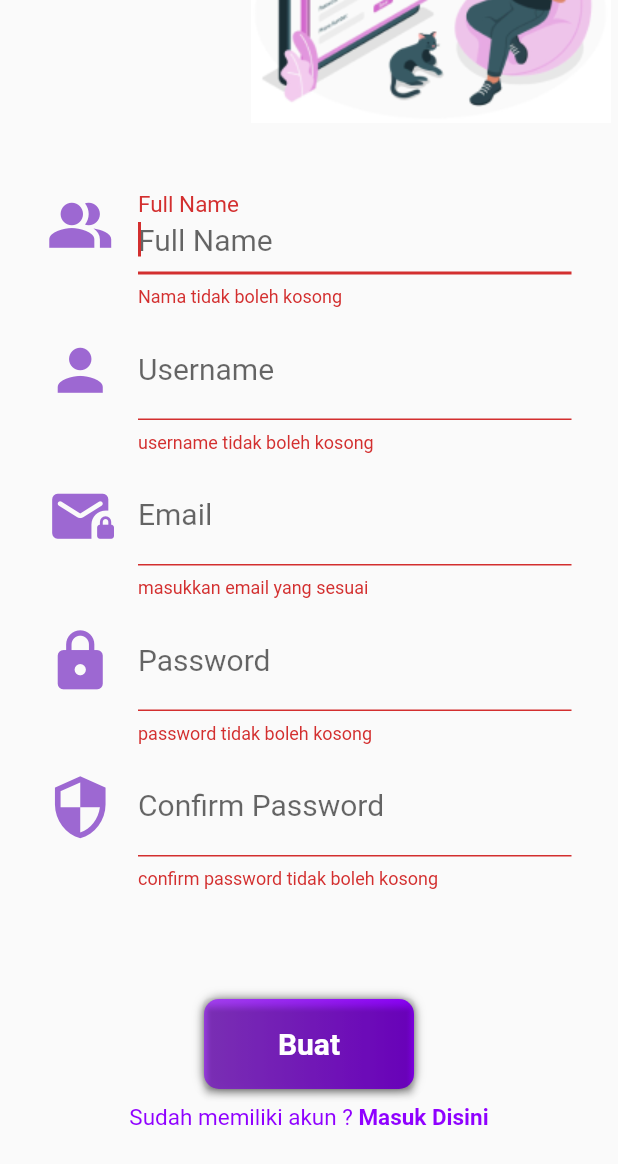
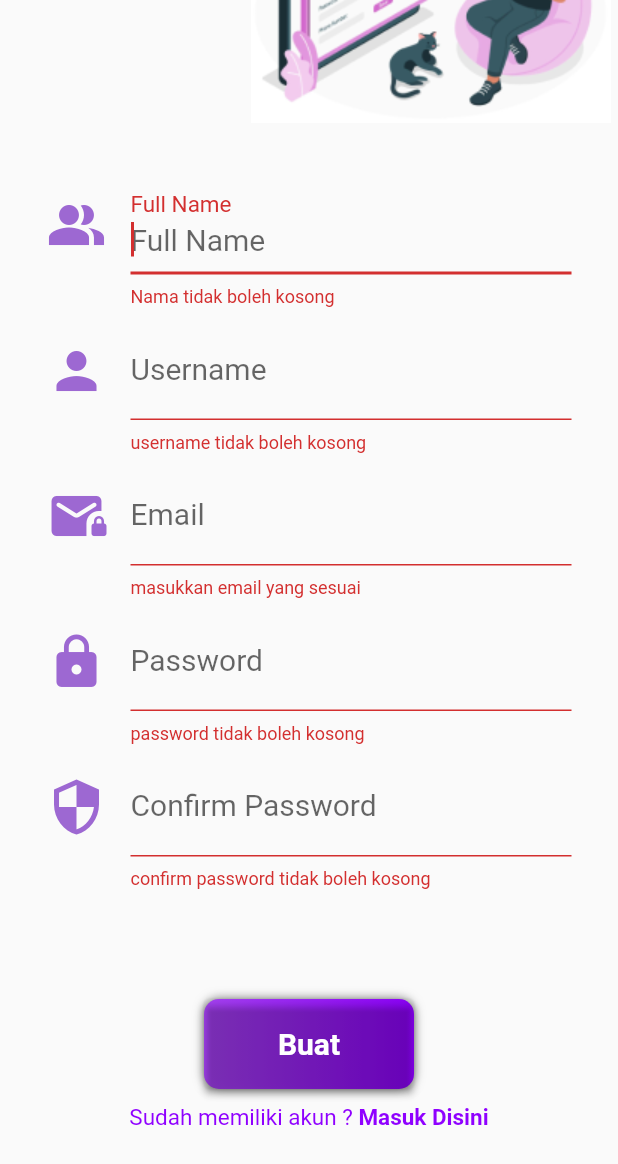
Before and after one commit to tfnyyy23/Nyuci-in, a Flutter app: the RegisterPage screen opened directly, scrolled down 262 dp, after a tap on "Buat", on a phone screen of 412 x 824 dp. Shown: the top 1164 px of the screen. Run offline on Flutter 3.47's test engine with Material 2 defaults, Android fonts, the phone set to English and light mode, and no system bars.

Commit message:
progress 3

```diff
--- a/lib/register.dart
+++ b/lib/register.dart
@@ -57,7 +57,7 @@ class _RegisterPageState extends State<RegisterPage> {
                             icon: Icon(
                               Icons.people_alt,
                               color: Color.fromRGBO(157, 104, 210, 1),
-                              size: 45,
+                              size: 40,
                             ),
                           ),
                           style: TextStyle(fontSize: 20),
@@ -87,7 +87,7 @@ class _RegisterPageState extends State<RegisterPage> {
                             icon: Icon(
                               Icons.person,
                               color: Color.fromRGBO(157, 104, 210, 1),
-                              size: 45,
+                              size: 40,
                             ),
                           ),
                           style: TextStyle(fontSize: 20),
@@ -118,7 +118,7 @@ class _RegisterPageState extends State<RegisterPage> {
                             icon: Icon(
                               Icons.mail_lock_rounded,
                               color: Color.fromRGBO(157, 104, 210, 1),
-                              size: 45,
+                              size: 40,
                             ),
                           ),
                           style: TextStyle(fontSize: 20),
@@ -152,7 +152,7 @@ class _RegisterPageState extends State<RegisterPage> {
                             icon: Icon(
                               Icons.lock,
                               color: Color.fromRGBO(157, 104, 210, 1),
-                              size: 45,
+                              size: 40,
                             ),
                           ),
                           style: TextStyle(fontSize: 20),
@@ -187,7 +187,7 @@ class _RegisterPageState extends State<RegisterPage> {
                             icon: Icon(
                               Icons.security,
                               color: Color.fromRGBO(157, 104, 210, 1),
-                              size: 45,
+                              size: 40,
                             ),
                           ),
                           style: TextStyle(fontSize: 20),
@@ -233,7 +233,7 @@ class _RegisterPageState extends State<RegisterPage> {
                                     Navigator.push(
                                       context,
                                       MaterialPageRoute(
-                                          builder: ((context) => HomePage())),
+                                          builder: ((context) => LoginPage())),
                                     );
                                   }
                                 },
--- a/pubspec.yaml
+++ b/pubspec.yaml
@@ -37,6 +37,7 @@ dependencies:
   # Use with the CupertinoIcons class for iOS style icons.
   cupertino_icons: ^1.0.2
   flutter_auth: ^0.0.1
+  google_fonts: ^4.0.1
 
 dev_dependencies:
   flutter_test:
@@ -68,6 +69,9 @@ flutter:
       - assets/rectangle1.jpg
       - assets/register.png
       - assets/login.png
+      - assets/dashboard.png
+      - assets/background-dashboard.png
+      - assets/profile.png
   #   - images/a_dot_burr.jpeg
   #   - images/a_dot_ham.jpeg
 
```
Also changed, not shown: lib/home.dart (+90 -1 lines), lib/login.dart (+5 -5 lines), assets/background-dashboard.png (added), assets/baju.png (added), assets/dashboard.png (added), assets/kaos.png (added), assets/laundry.png (added), assets/profile.png (added), assets/setrika.png (added), pubspec.lock, 1 other file.
